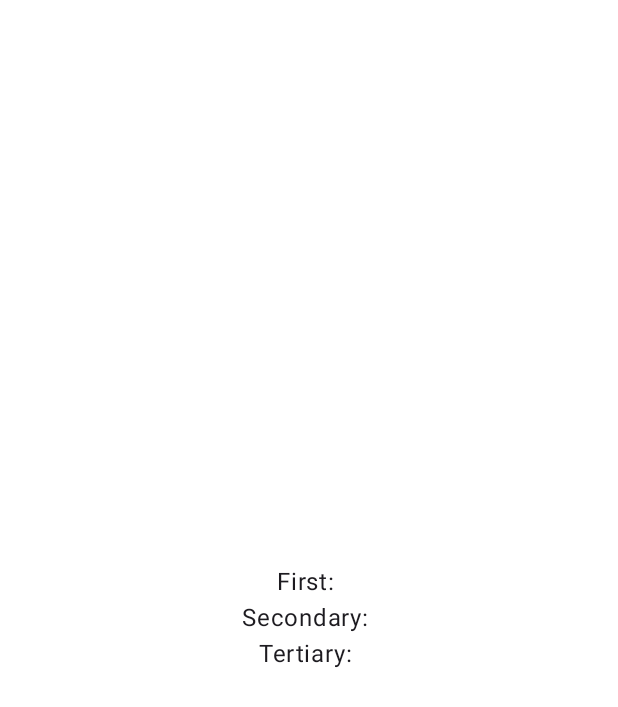
After one commit to jj-jakub/TemplateProject, an Android app built with Jetpack Compose: the composable SecondaryScreen shown on its own in the app's theme, on a phone screen of 412 x 824 dp. The commit adds this screen. Shown: the top 707 px of the screen. Run offline under Robolectric (Android 15) with nearby library versions, the phone set to English and light mode, and no system bars; our stand-ins replace accompanist.

Commit message:
Create SecondaryScreen; Create method for building path with parameters

```diff
--- a/app/src/main/java/com/jj/templateproject/di/koin/mainModule.kt
+++ b/app/src/main/java/com/jj/templateproject/di/koin/mainModule.kt
@@ -11,6 +11,7 @@ import com.jj.templateproject.di.ActivityProvider
 import com.jj.templateproject.domain.ad.AdManager
 import com.jj.templateproject.presentation.MainRootViewModel
 import com.jj.templateproject.presentation.ui.main.MainScreenViewModel
+import com.jj.templateproject.presentation.ui.secondary.SecondaryScreenViewModel
 import org.koin.android.ext.koin.androidApplication
 import org.koin.android.ext.koin.androidContext
 import org.koin.androidx.viewmodel.dsl.viewModel
@@ -44,6 +45,9 @@ val mainModule = module {
             getMainAdUnitId = get(),
         )
     }
+    viewModel {
+        SecondaryScreenViewModel(savedStateHandle = get())
+    }
     single<AdManager> {
         DefaultAdManager(
             context = androidContext(),
--- /dev/null
+++ b/app/src/main/java/com/jj/templateproject/presentation/ui/secondary/SecondaryScreen.kt
@@ -0,0 +1,58 @@
+package com.jj.templateproject.presentation.ui.secondary
+
+import androidx.compose.foundation.layout.Arrangement
+import androidx.compose.foundation.layout.Column
+import androidx.compose.foundation.layout.fillMaxSize
+import androidx.compose.material3.Text
+import androidx.compose.runtime.Composable
+import androidx.compose.runtime.collectAsState
+import androidx.compose.runtime.getValue
+import androidx.compose.ui.Alignment
+import androidx.compose.ui.Modifier
+import androidx.compose.ui.tooling.preview.Preview
+
+@Composable
+fun SecondaryScreen(
+    viewModel: SecondaryScreenViewModel,
+) {
+    val state by viewModel.viewState.collectAsState()
+
+    SecondaryScreenContent(
+        text = state.text,
+        secondaryText = state.secondaryText,
+        tertiaryText = state.tertiaryText,
+    )
+}
+
+@Composable
+private fun SecondaryScreenContent(
+    text: String,
+    secondaryText: String,
+    tertiaryText: String,
+) {
+    Column(
+        modifier = Modifier.fillMaxSize(),
+        verticalArrangement = Arrangement.Center,
+        horizontalAlignment = Alignment.CenterHorizontally,
+    ) {
+        Text(
+            text = "First: $text",
+        )
+        Text(
+            text = "Secondary: $secondaryText",
+        )
+        Text(
+            text = "Tertiary: $tertiaryText",
+        )
+    }
+}
+
+@Preview
+@Composable
+fun PreviewSecondaryScreen() {
+    SecondaryScreenContent(
+        text = "state.text",
+        secondaryText = "state.secondaryText",
+        tertiaryText = "state.tertiaryText",
+    )
+}
--- /dev/null
+++ b/app/src/main/java/com/jj/templateproject/presentation/ui/secondary/SecondaryScreenViewModel.kt
@@ -0,0 +1,28 @@
+package com.jj.templateproject.presentation.ui.secondary
+
+import androidx.lifecycle.SavedStateHandle
+import androidx.lifecycle.ViewModel
+import com.jj.templateproject.navigation.model.Argument.SecondaryScreenArgument
+import com.jj.templateproject.presentation.ui.secondary.model.SecondaryScreenViewState
+import kotlinx.coroutines.flow.MutableStateFlow
+import kotlinx.coroutines.flow.asStateFlow
+
+class SecondaryScreenViewModel(
+    savedStateHandle: SavedStateHandle,
+) : ViewModel() {
+
+    private val name = savedStateHandle.get<String>(SecondaryScreenArgument.Text.name) ?: ""
+    private val secondaryName =
+        savedStateHandle.get<String>(SecondaryScreenArgument.TextOptionalSecondary.name) ?: ""
+    private val tertiaryName =
+        savedStateHandle.get<String>(SecondaryScreenArgument.TextOptionalTertiary.name) ?: ""
+
+    private val _viewState = MutableStateFlow(
+        SecondaryScreenViewState(
+            text = name,
+            secondaryText = secondaryName,
+            tertiaryText = tertiaryName,
+        )
+    )
+    val viewState = _viewState.asStateFlow()
+}
--- /dev/null
+++ b/app/src/main/java/com/jj/templateproject/presentation/ui/secondary/model/SecondaryScreenViewState.kt
@@ -0,0 +1,7 @@
+package com.jj.templateproject.presentation.ui.secondary.model
+
+data class SecondaryScreenViewState(
+    val text: String,
+    val secondaryText: String,
+    val tertiaryText: String,
+)
```
Also changed, not shown: app/src/main/java/com/jj/templateproject/navigation/MainNavGraph.kt (+11 -0 lines), app/src/main/java/com/jj/templateproject/navigation/model/Route.kt (+43 -2 lines), app/src/main/java/com/jj/templateproject/presentation/ui/main/MainScreen.kt (+58 -9 lines), app/src/main/java/com/jj/templateproject/presentation/ui/main/MainScreenViewModel.kt (+52 -1 lines), app/src/main/java/com/jj/templateproject/presentation/ui/main/model/MainScreenNavigation.kt (added, +21 -0 lines).
